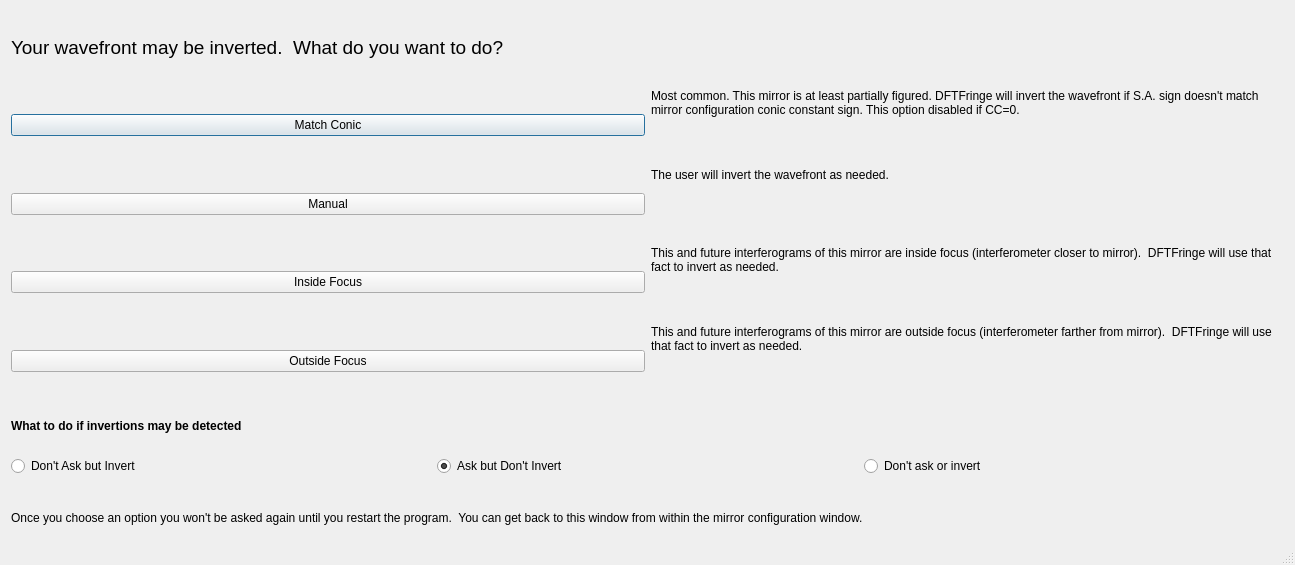
Above: autoinvertdlg.ui from githubdoe/DFTFringe before the change. Below: the same form after it.
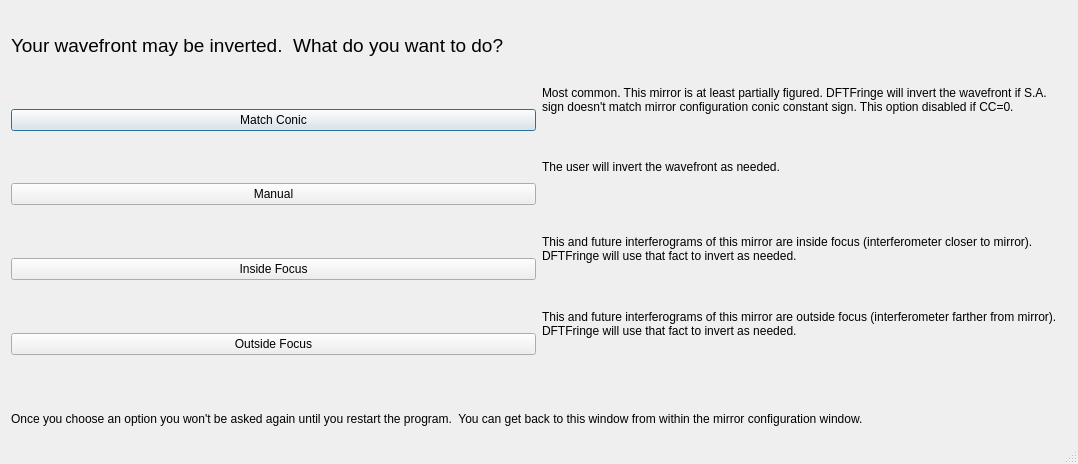
That is the form after the change.

Commit message: revert changes that should not have been pushed for merge

```diff
--- a/autoinvertdlg.ui
+++ b/autoinvertdlg.ui
@@ -6,8 +6,8 @@
    <rect>
     <x>0</x>
     <y>0</y>
-    <width>1295</width>
-    <height>565</height>
+    <width>1078</width>
+    <height>464</height>
    </rect>
   </property>
   <property name="sizePolicy">
@@ -137,48 +137,6 @@
      </item>
     </layout>
    </item>
-   <item>
-    <layout class="QVBoxLayout" name="verticalLayout_2">
-     <item>
-      <widget class="QLabel" name="label_5">
-       <property name="text">
-        <string>&lt;html&gt;&lt;head/&gt;&lt;body&gt;&lt;p&gt;&lt;span style=&quot; font-weight:700;&quot;&gt;What to do if invertions may be detected&lt;/span&gt;&lt;/p&gt;&lt;/body&gt;&lt;/html&gt;</string>
-       </property>
-       <property name="wordWrap">
-        <bool>true</bool>
-       </property>
-      </widget>
-     </item>
-     <item>
-      <layout class="QHBoxLayout" name="horizontalLayout_5">
-       <item>
-        <widget class="QRadioButton" name="InvertWithoutAskingRb">
-         <property name="text">
-          <string>Don't Ask but Invert</string>
-         </property>
-        </widget>
-       </item>
-       <item>
-        <widget class="QRadioButton" name="AskDoNotInvertRb">
-         <property name="text">
-          <string>Ask but Don't Invert</string>
-         </property>
-         <property name="checked">
-          <bool>true</bool>
-         </property>
-        </widget>
-       </item>
-       <item>
-        <widget class="QRadioButton" name="DoNotAskorInvertRb">
-         <property name="text">
-          <string>Don't ask or invert</string>
-         </property>
-        </widget>
-       </item>
-      </layout>
-     </item>
-    </layout>
-   </item>
    <item>
     <widget class="QLabel" name="label_6">
      <property name="text">
```
Left out of the diff: 2 changed lines with no effect on the pictures.
